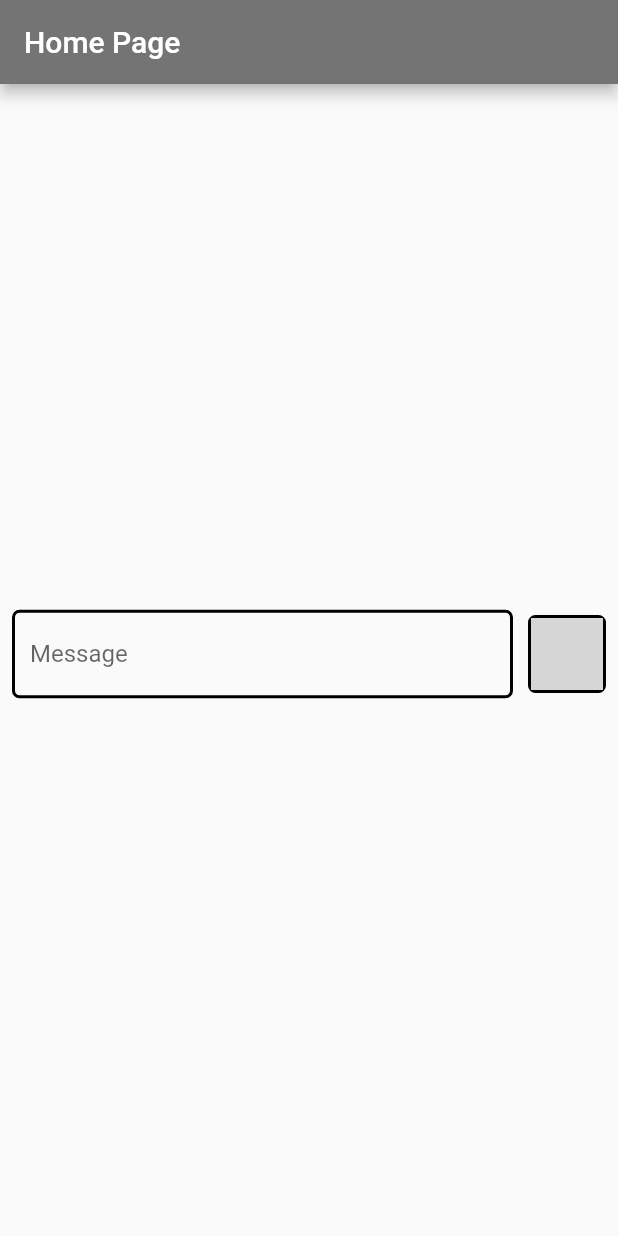
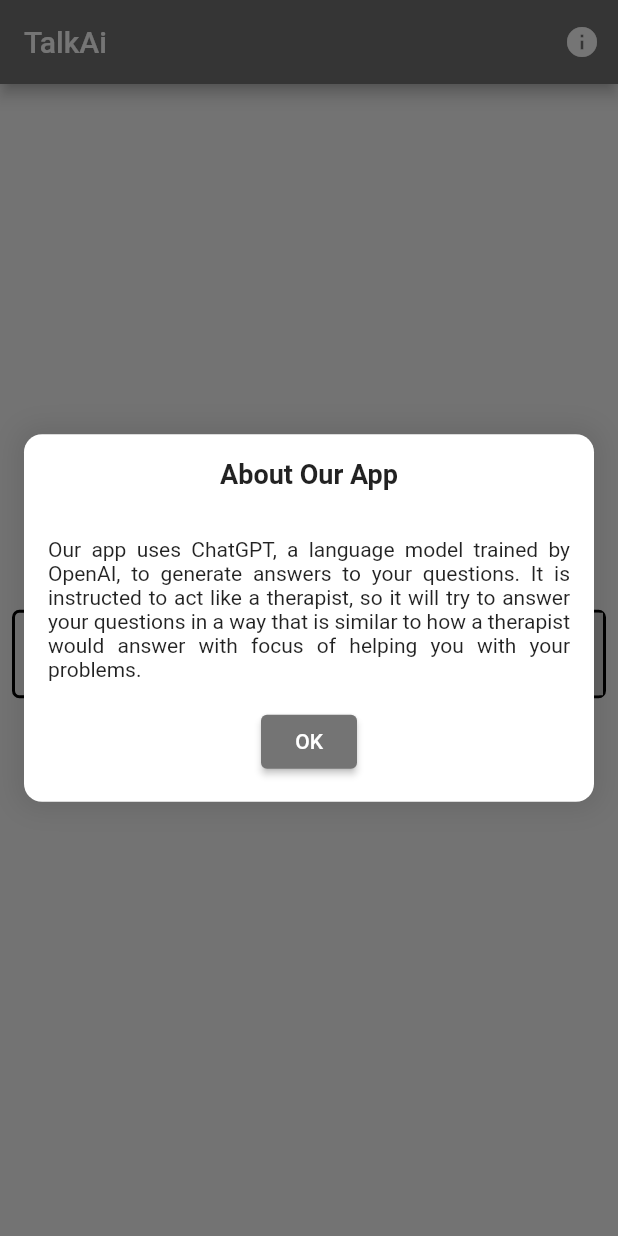
Before and after one commit to CabraKill/talk_ai, a Flutter app: the screen it shows after launch, on a phone screen of 412 x 824 dp. Run offline on Flutter 3.47's test engine with Material 2 defaults, Android fonts, the phone set to English and light mode, and no system bars; drawn by our look-alikes of rive; our stand-ins replace dio, equatable, get_it, injectable; grey boxes are pictures that could not be loaded.

Commit message:
add info dialog

```diff
--- a/lib/data/repositories/send_message_stream_repository_impl.dart
+++ b/lib/data/repositories/send_message_stream_repository_impl.dart
@@ -1,3 +1,4 @@
+import 'dart:io';
 import 'dart:typed_data';
 
 import 'package:dio/dio.dart';
@@ -28,7 +29,7 @@ class SendMessageStreamRepositoryImpl {
         responseType: ResponseType.stream,
       ),
     );
-    if (result.statusCode != 200) {
+    if (result.statusCode != HttpStatus.ok) {
       throw Exception('Failed to send message');
     }
     var stream = (result.data.stream as Stream<Uint8List>).asBroadcastStream();
--- a/lib/domain/entities/bot_message_entity.dart
+++ b/lib/domain/entities/bot_message_entity.dart
@@ -1,16 +1,10 @@
-import 'dart:typed_data';
-
 import 'package:talk_ai/domain/entities/message_entity.dart';
 
 class BotMessageEntity implements MessageEntity {
   @override
   final String message;
 
-  @override
-  final Stream<Uint8List>? messageStream;
-
   const BotMessageEntity({
     required this.message,
-    this.messageStream,
   });
 }
--- a/lib/domain/entities/bot_message_stream_entity.dart
+++ b/lib/domain/entities/bot_message_stream_entity.dart
@@ -10,15 +10,14 @@ class BotMessageStreamEntity implements MessageEntity {
 
   String latestMessage = '';
 
-  @override
-  final Stream<Uint8List>? messageStream;
+  final Stream<Uint8List> messageStream;
 
   BotMessageStreamEntity({
     required this.message,
-    this.messageStream,
+    required this.messageStream,
   }) {
     latestMessage = message;
-    messageStream?.listen(
+    messageStream.listen(
       _onStreamData,
       onDone: _onStreamDone,
       onError: _onErrorStream,
@@ -45,7 +44,9 @@ class BotMessageStreamEntity implements MessageEntity {
   }
 
   String _removeInitialDataTextInTheBeginning(String text) {
-    return text.substring(6).trim();
+    const start = 6;
+
+    return text.substring(start).trim();
   }
 
   String _convertBytesToString(Uint8List bytes) {
--- a/lib/domain/entities/message_entity.dart
+++ b/lib/domain/entities/message_entity.dart
@@ -1,11 +1,7 @@
-import 'dart:typed_data';
-
 abstract class MessageEntity {
   final String message;
-  final Stream<Uint8List>? messageStream;
 
   const MessageEntity({
     required this.message,
-    this.messageStream,
   });
 }
--- a/lib/presentation/pages/home_page.dart
+++ b/lib/presentation/pages/home_page.dart
@@ -8,6 +8,7 @@ import 'package:talk_ai/presentation/pages/home/widgets/bot_message.dart';
 import 'package:talk_ai/presentation/pages/home/widgets/bot_message_stream_builder.dart';
 import 'package:talk_ai/presentation/pages/home/widgets/user_message.dart';
 import 'package:talk_ai/presentation/pages/home_page_controller.dart';
+import 'package:talk_ai/presentation/pages/info/info_dialog.dart';
 
 class HomePage extends StatefulWidget {
   const HomePage({super.key});
@@ -18,12 +19,15 @@ class HomePage extends StatefulWidget {
 
 class _HomePageState extends State<HomePage> {
   static const double _pagePadding = 8.0;
+  static const double _fieldDimension = 52;
+
   @override
   void initState() {
     super.initState();
     WidgetsBinding.instance.addPostFrameCallback((_) {
       context.read<HomePageController>().init();
     });
+    _showInfoDialogInStartUp();
   }
 
   @override
@@ -40,7 +44,13 @@ class _HomePageState extends State<HomePage> {
 
     return Scaffold(
       appBar: AppBar(
-        title: const Text('Home Page'),
+        title: const Text('TalkAi'),
+        actions: [
+          IconButton(
+            icon: const Icon(Icons.info),
+            onPressed: _showInfoDialog,
+          ),
+        ],
       ),
       body: Padding(
         padding: const EdgeInsets.only(
@@ -85,7 +95,8 @@ class _HomePageState extends State<HomePage> {
                     ),
                   ),
                 ),
-                Row(
+                IntrinsicHeight(
+                  child: Row(
                     children: [
                       Expanded(
                         child: TextField(
@@ -95,21 +106,30 @@ class _HomePageState extends State<HomePage> {
                             enabledBorder: outlineInputBorder,
                             labelText: 'Message',
                           ),
+                          maxLines: 5,
+                          minLines: 1,
                           controller: controller.textController,
                           onChanged: controller.onChanged,
                           onSubmitted: (_) => controller.onSendMessage(
                               onError: _showErrorSnackBar),
+                          textInputAction: TextInputAction.send,
                         ),
                       ),
                       const SizedBox(width: 10),
-                    GestureDetector(
+                      AspectRatio(
+                        aspectRatio: 1,
+                        child: GestureDetector(
                           onTap: isReady ? controller.onSendMessage : null,
-                      child: SizedBox.square(
-                        dimension: 52,
+                          child: Container(
+                            constraints: BoxConstraints(
+                              minWidth: _fieldDimension,
+                              minHeight: _fieldDimension,
+                            ),
                             child: Container(
                               decoration: BoxDecoration(
                                 border: Border.all(
-                              color: isReady ? Colors.black : Colors.black38,
+                                  color:
+                                      isReady ? Colors.black : Colors.black38,
                                   width: 2,
                                 ),
                                 borderRadius: BorderRadius.circular(5),
@@ -123,7 +143,9 @@ class _HomePageState extends State<HomePage> {
                             ),
                           ),
                         ),
+                      ),
                     ],
+                  ),
                 ),
               ],
             ),
@@ -140,4 +162,16 @@ class _HomePageState extends State<HomePage> {
       ),
     );
   }
+
+  void _showInfoDialogInStartUp() async {
+    await Future.delayed(const Duration(milliseconds: 300));
+    _showInfoDialog();
   }
+
+  void _showInfoDialog() {
+    showDialog(
+      context: context,
+      builder: (_) => ChatGPTDialog(),
+    );
+  }
+}
--- /dev/null
+++ b/lib/presentation/pages/info/info_dialog.dart
@@ -0,0 +1,117 @@
+import 'package:flutter/material.dart';
+
+class ChatGPTDialog extends StatefulWidget {
+  const ChatGPTDialog({Key? key}) : super(key: key);
+
+  @override
+  ChatGPTDialogState createState() => ChatGPTDialogState();
+}
+
+class ChatGPTDialogState extends State<ChatGPTDialog>
+    with SingleTickerProviderStateMixin {
+  static const String _aboutAppText =
+      'Our app uses ChatGPT, a language model trained by OpenAI, to generate answers to your questions. It is instructed to act like a therapist, so it will try to answer your questions in a way that is similar to how a therapist would answer with focus of helping you with your problems.';
+
+  late final AnimationController _animationController;
+  late final Animation<double> _animationAlign;
+
+  @override
+  void initState() {
+    super.initState();
+
+    Future.delayed(const Duration(milliseconds: 300), () {
+      _animationController.forward();
+    });
+
+    _animationController = AnimationController(
+      vsync: this,
+      duration: const Duration(milliseconds: 300),
+    );
+
+    _animationAlign = Tween<double>(
+      begin: 0,
+      end: 1,
+    ).animate(CurvedAnimation(
+      parent: _animationController,
+      curve: Curves.easeOut,
+    ));
+  }
+
+  @override
+  void dispose() {
+    _animationController.dispose();
+    super.dispose();
+  }
+
+  @override
+  Widget build(BuildContext context) {
+    return GestureDetector(
+      onTap: () {
+        _animationController.reverse();
+        Navigator.of(context).pop();
+      },
+      child: AnimatedBuilder(
+        animation: _animationController,
+        builder: (BuildContext context, Widget? child) {
+          return Align(
+            alignment: Alignment.bottomCenter,
+            child: Material(
+              color: Colors.transparent,
+              child: Align(
+                alignment: Alignment(0, 2 - _animationAlign.value * 2),
+                child: Container(
+                  width: double.infinity,
+                  margin: const EdgeInsets.all(16.0),
+                  decoration: BoxDecoration(
+                    color: Colors.white,
+                    borderRadius: const BorderRadius.all(Radius.circular(12.0)),
+                    boxShadow: [
+                      BoxShadow(
+                        color: Colors.black.withOpacity(0.1),
+                        blurRadius: 16.0,
+                        spreadRadius: 4.0,
+                      )
+                    ],
+                  ),
+                  child: Column(
+                    mainAxisSize: MainAxisSize.min,
+                    children: <Widget>[
+                      Padding(
+                        padding: const EdgeInsets.all(16.0),
+                        child: Text(
+                          'About Our App',
+                          style: TextStyle(
+                            fontWeight: FontWeight.bold,
+                            fontSize: 18.0,
+                          ),
+                        ),
+                      ),
+                      Padding(
+                        padding: const EdgeInsets.all(16.0),
+                        child: Text(
+                          _aboutAppText,
+                          textAlign: TextAlign.justify,
+                        ),
+                      ),
+                      Padding(
+                        padding:
+                            const EdgeInsets.fromLTRB(16.0, 0.0, 16.0, 16.0),
+                        child: ElevatedButton(
+                          onPressed: () {
+                            _animationController.reverse();
+                            Navigator.of(context).pop();
+                          },
+                          child: const Text('OK'),
+                        ),
+                      ),
+                    ],
+                  ),
+                ),
+              ),
+            ),
+          );
+        },
+      ),
+    );
+  }
+}
```
Also changed, not shown: lib/presentation/pages/home_page_controller.dart (+15 -9 lines), pubspec.yaml (+3 -52 lines). Lines whose indentation alone changed are shown as unchanged.
